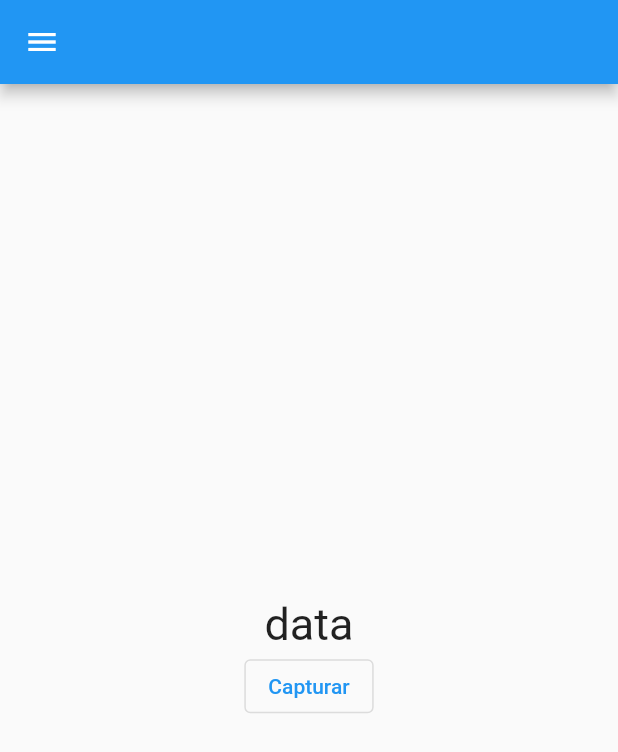
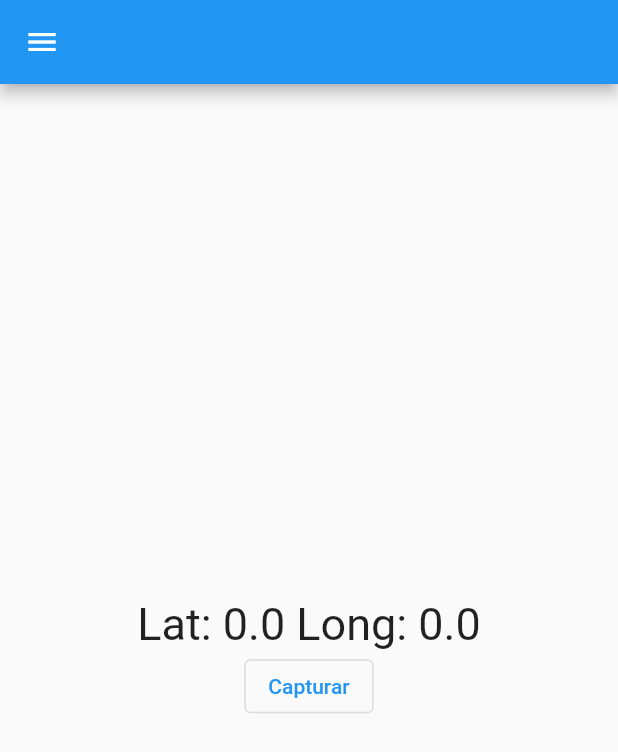
Before and after one commit to treinaweb/treinaweb-flutter-Recursos-de-Hardware, a Flutter app: the screen it shows after launch, on a phone screen of 412 x 824 dp. Shown: the top 752 px of the screen. Run offline on Flutter 3.47's test engine with Material 2 defaults, Android fonts, the phone set to English and light mode, and no system bars; our stand-ins replace geolocator.

Commit message:
logica de captura da geolocalização

```diff
--- a/lib/geolocalizacao/view.dart
+++ b/lib/geolocalizacao/view.dart
@@ -19,14 +19,20 @@ class GeoLocalizacaoView extends StatelessWidget {
             AnimatedBuilder(
               animation: controller,
               builder: (_, _child) {
-                return const Text(
-                  "data",
-                  style: TextStyle(fontSize: 30),
+                if (controller.erro != '') {
+                  return Text(
+                    controller.erro,
+                    style: const TextStyle(fontSize: 30),
+                  );
+                }
+                return Text(
+                  "Lat: ${controller.lat} Long: ${controller.log}",
+                  style: const TextStyle(fontSize: 30),
                 );
               },
             ),
             OutlinedButton(
-              onPressed: () {},
+              onPressed: controller.getPosicao,
               child: const Text("Capturar"),
             )
           ],
```
Also changed, not shown: lib/geolocalizacao/controller.dart (+44 -1 lines).
